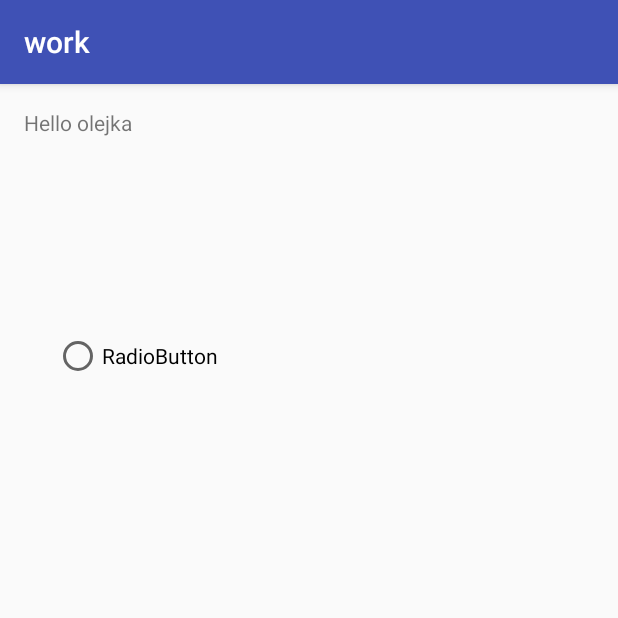
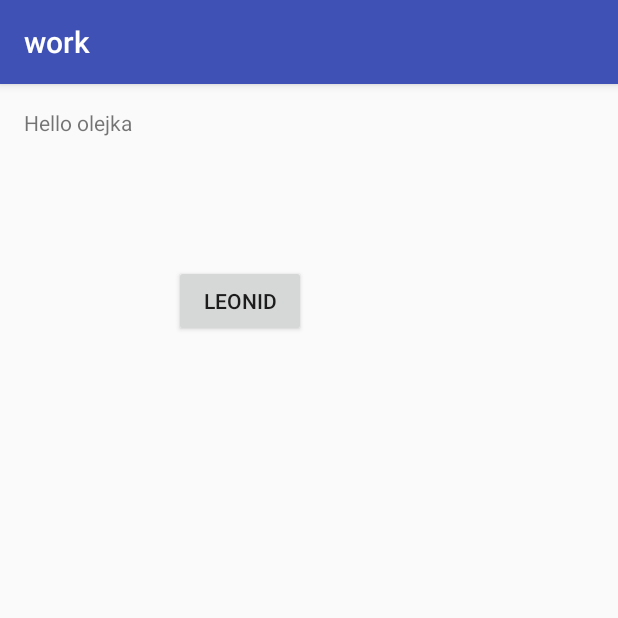
Before and after one commit to normeow/UFU, an Android app: the screen it shows after launch (MainActivity), on a phone screen of 412 x 824 dp, the top half of it. Run offline under Robolectric (Android 15) with nearby library versions, the phone set to English and light mode, and no system bars.

Commit message:
second commit

```diff
--- a/app/src/main/res/layout/activity_main.xml
+++ b/app/src/main/res/layout/activity_main.xml
@@ -16,13 +16,14 @@
         android:text="Hello olejka"
         android:id="@+id/textView" />
 
-    <RadioButton
-        android:text="RadioButton"
+    <Button
+        android:text="LEONID"
         android:layout_width="wrap_content"
         android:layout_height="wrap_content"
-        android:layout_marginStart="20dp"
-        android:layout_marginTop="130dp"
-        android:id="@+id/radioButton"
         android:layout_below="@+id/textView"
-        android:layout_alignParentStart="true" />
+        android:layout_toEndOf="@+id/textView"
+        android:layout_marginStart="28dp"
+        android:layout_marginTop="85dp"
+        android:id="@+id/button" />
+
 </RelativeLayout>
```
